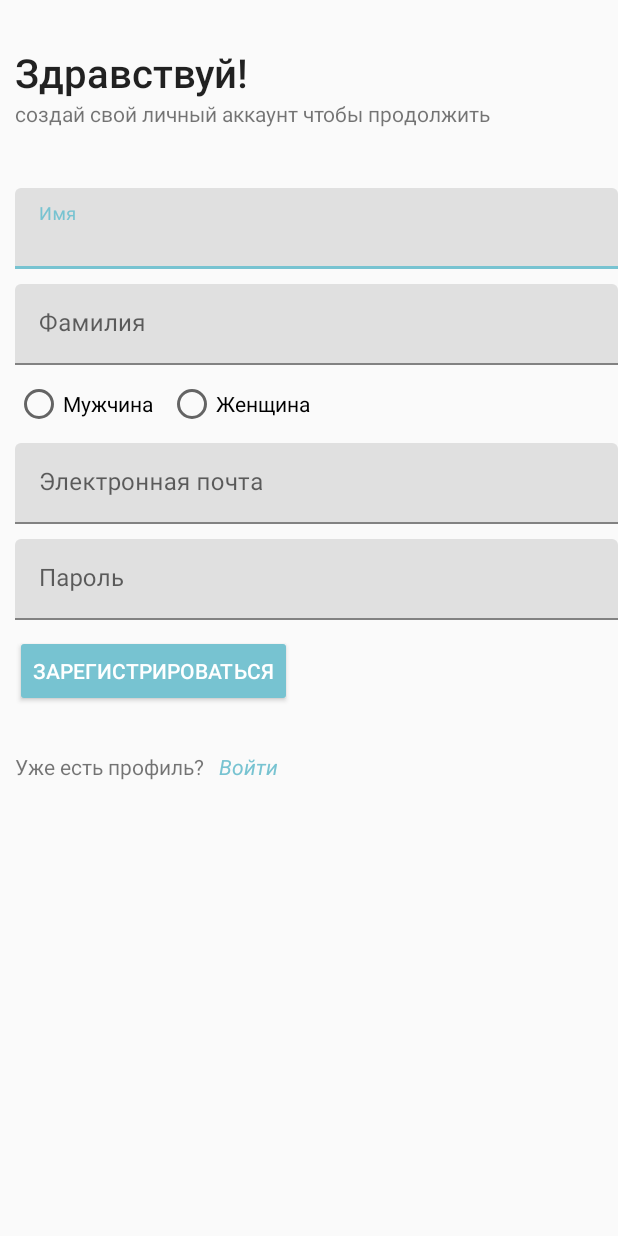
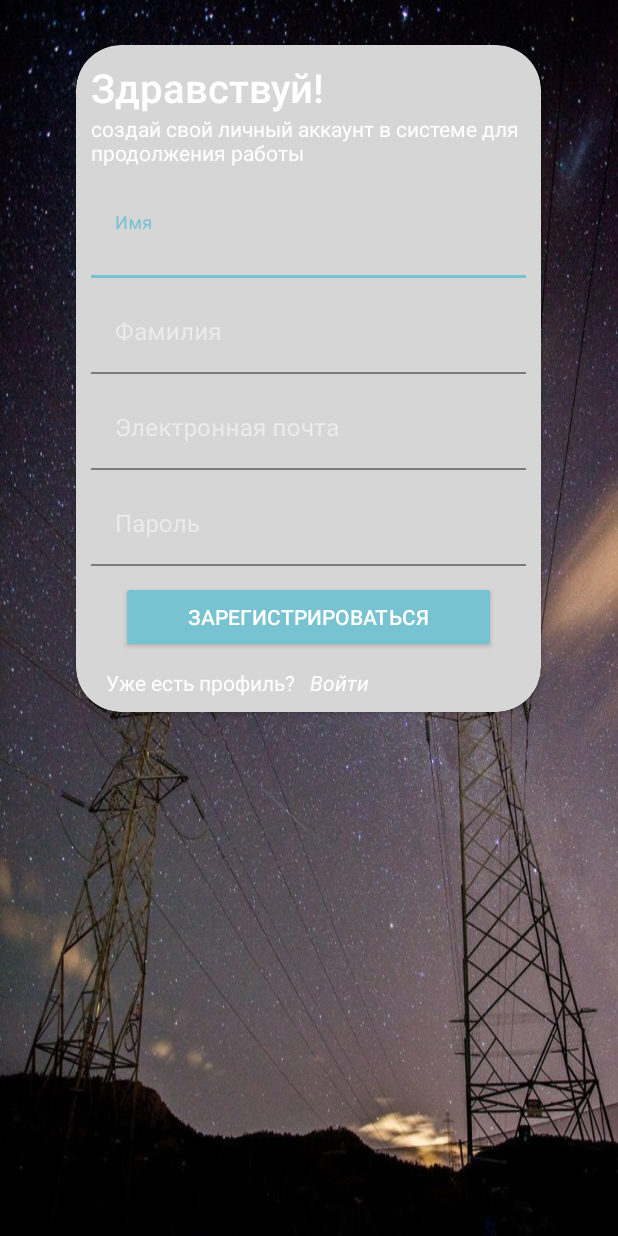
Before and after one commit to Doldrums/Energy, an Android app: the RegisterActivity screen opened directly, with no data from a screen before it, on a phone screen of 412 x 824 dp. Run offline under Robolectric (Android 15) with nearby library versions, the phone set to English and light mode, and no system bars.

Commit message:
add something

```diff
--- a/app/src/main/java/com/example/energy/fragments/NewsFragment.kt
+++ b/app/src/main/java/com/example/energy/fragments/NewsFragment.kt
@@ -1,5 +1,6 @@
 package com.example.energy.fragments
 
+import android.app.AlertDialog
 import android.os.Bundle
 import android.support.v4.app.Fragment
 import android.support.v7.widget.LinearLayoutManager
@@ -8,9 +9,11 @@ import android.view.LayoutInflater
 import android.view.View
 import android.view.ViewGroup
 import android.widget.TextView
+import android.widget.Toast
 
 import com.example.energy.R
 import kotlinx.android.synthetic.main.content_scrolling.*
+import kotlinx.android.synthetic.main.fragment_user.*
 
 class NewsFragment : Fragment() {
 
@@ -40,6 +43,8 @@ class NewsFragment : Fragment() {
 
         my_recycler_view.layoutManager = LinearLayoutManager(activity!!.applicationContext)
         my_recycler_view.adapter = Adapter(name, 1)
+
+
     }
 
     companion object {
--- a/app/src/main/res/layout/activity_register.xml
+++ b/app/src/main/res/layout/activity_register.xml
@@ -2,32 +2,50 @@
 <LinearLayout xmlns:android="http://schemas.android.com/apk/res/android"
               xmlns:app="http://schemas.android.com/apk/res-auto"
               android:id="@+id/activity_sign_up"
+              android:background="@drawable/background_signup"
               android:layout_width="match_parent"
               android:layout_height="match_parent"
               android:orientation="vertical">
+    <android.support.v7.widget.CardView android:layout_width="wrap_content"
+                                        android:layout_gravity="center"
+                                        app:cardCornerRadius="30dp"
+                                        app:cardBackgroundColor="@color/backgroung_black"
+                                        android:layout_marginTop="30dp"
+                                        android:layout_height="wrap_content">
+
+
+
+
+    <LinearLayout android:layout_width="wrap_content"
+                  android:orientation="vertical"
+                  android:layout_height="wrap_content">
 
     <TextView
             android:layout_width="wrap_content"
             android:layout_height="wrap_content"
-            android:layout_marginTop="30dp"
+            android:layout_marginTop="10dp"
             android:textSize="12pt"
+            android:textColor="@color/white"
             style="@style/Base.TextAppearance.AppCompat.Title"
             android:layout_marginStart="10dp"
             android:text="Здравствуй!"/>
 
     <TextView
-            android:layout_width="wrap_content"
+            android:layout_width="300dp"
             android:layout_height="wrap_content"
-            android:textSize="14dp"
+            style="@style/Base.TextAppearance.AppCompat.Body1"
+            android:textColor="@color/white"
             android:layout_marginStart="10dp"
-            android:text="создай свой личный аккаунт чтобы продолжить"/>
+            android:text="создай свой личный аккаунт в системе для продолжения работы"/>
 
     <android.support.design.widget.TextInputLayout
             android:id="@+id/inputLayout1"
-            android:layout_width="match_parent"
+            android:layout_width="290dp"
+            app:boxBackgroundColor="@color/backgroung_white_welcome"
             android:layout_height="wrap_content"
             style="@style/Widget.MaterialComponents.TextInputLayout.FilledBox.Dense"
-            android:layout_marginTop="40dp"
+            android:layout_marginTop="20dp"
+            android:textColorHint="@color/backgroung_white"
             android:layout_marginStart="10dp">
         <EditText
                 android:id="@+id/txt_name"
@@ -37,8 +55,10 @@
                 android:inputType="text" />
     </android.support.design.widget.TextInputLayout>
     <android.support.design.widget.TextInputLayout
-            android:layout_width="match_parent"
             android:layout_height="wrap_content"
+            android:layout_width="290dp"
+            android:textColorHint="@color/backgroung_white"
+            app:boxBackgroundColor="@color/backgroung_white_welcome"
             style="@style/Widget.MaterialComponents.TextInputLayout.FilledBox.Dense"
             android:layout_marginStart="10dp"
             android:layout_marginTop="10dp">
@@ -50,33 +70,13 @@
                 android:inputType="text" />
     </android.support.design.widget.TextInputLayout>
 
-    <RadioGroup
-            android:id="@+id/radioGender"
-            android:layout_width="match_parent"
-            android:layout_height="wrap_content"
-            android:orientation="horizontal"
-            android:layout_marginStart="10dp"
-            android:layout_marginTop="10dp">
-
-        <RadioButton
-                android:id="@+id/radioMale"
-                android:layout_width="wrap_content"
-                android:layout_height="wrap_content"
-                android:text="Мужчина"
-                android:paddingEnd="10dp"/>
-
-        <RadioButton
-                android:id="@+id/radioFemale"
-                android:layout_width="wrap_content"
-                android:layout_height="wrap_content"
-                android:text="Женщина" />
-    </RadioGroup>
-
     <android.support.design.widget.TextInputLayout
             android:id="@+id/inputLayout2"
-            android:layout_width="match_parent"
             style="@style/Widget.MaterialComponents.TextInputLayout.FilledBox.Dense"
+            android:layout_width="290dp"
+            app:boxBackgroundColor="@color/backgroung_white_welcome"
             android:layout_height="wrap_content"
+            android:textColorHint="@color/backgroung_white"
             android:layout_marginStart="10dp"
             android:layout_marginTop="10dp">
         <EditText
@@ -90,7 +90,9 @@
     <android.support.design.widget.TextInputLayout
             android:id="@+id/inputLayout3"
             style="@style/Widget.MaterialComponents.TextInputLayout.FilledBox.Dense"
-            android:layout_width="match_parent"
+            android:layout_width="290dp"
+            android:textColorHint="@color/backgroung_white"
+            app:boxBackgroundColor="@color/backgroung_white_welcome"
             android:layout_height="wrap_content"
             android:layout_marginStart="10dp"
             android:layout_marginTop="10dp">
@@ -109,9 +111,9 @@
     <Button
             android:id="@+id/btn_signup"
             style="@style/Widget.AppCompat.Button.Colored"
-            android:layout_width="wrap_content"
+            android:layout_width="250dp"
+            android:layout_gravity="center_horizontal"
             android:layout_height="wrap_content"
-            android:layout_marginStart="10dp"
             android:layout_marginTop="10dp"
             android:text="Зарегистрироваться"
     />
@@ -120,8 +122,9 @@
     <LinearLayout
             android:layout_width="wrap_content"
             android:layout_height="wrap_content"
-            android:orientation="horizontal"
-            android:layout_marginTop="20dp">
+            android:layout_marginStart="10dp"
+            android:layout_marginBottom="10dp"
+            android:orientation="horizontal">
 
 
         <TextView
@@ -129,6 +132,7 @@
                 android:layout_height="wrap_content"
                 android:text="Уже есть профиль?"
                 android:textSize="14dp"
+                android:textColor="@color/white"
                 android:layout_marginStart="10dp"
                 android:layout_marginTop="10dp"/>
 
@@ -138,8 +142,8 @@
                 android:layout_width="match_parent"
                 android:layout_height="match_parent"
                 android:text="Войти"
-                android:textColor="@color/colorAccent"
                 android:textStyle="italic"
+                android:textColor="@color/white"
                 android:gravity="bottom"
                 android:clickable="true"
                 android:layout_marginStart="10dp"
@@ -147,4 +151,6 @@
 
 
     </LinearLayout>
+    </LinearLayout>
+    </android.support.v7.widget.CardView>
 </LinearLayout>
--- a/app/src/main/res/layout/fragment_user.xml
+++ b/app/src/main/res/layout/fragment_user.xml
@@ -39,7 +39,7 @@
                        android:id="@+id/notification"
                        android:layout_marginEnd="5dp"
                        android:src="@drawable/ic_notifications_none_black_24dp"
-                       android:layout_height="35dp"/>
+                       android:layout_height="35dp" android:focusable="true"/>
 
         </FrameLayout>
 
```
Also changed, not shown: app/src/main/java/com/example/energy/fragments/UserFragment.kt (+19 -0 lines), app/src/main/res/layout/dialog_view.xml (added, +32 -0 lines), app/src/main/res/values/colors.xml (+0 -15 lines), app/src/main/res/drawable/background_signup.jpg (added).
